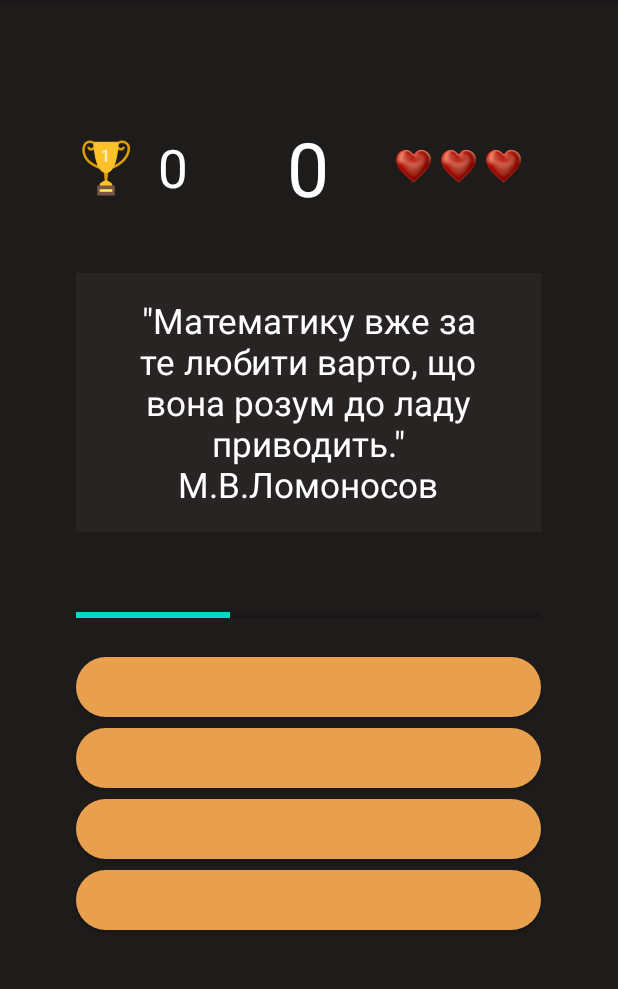
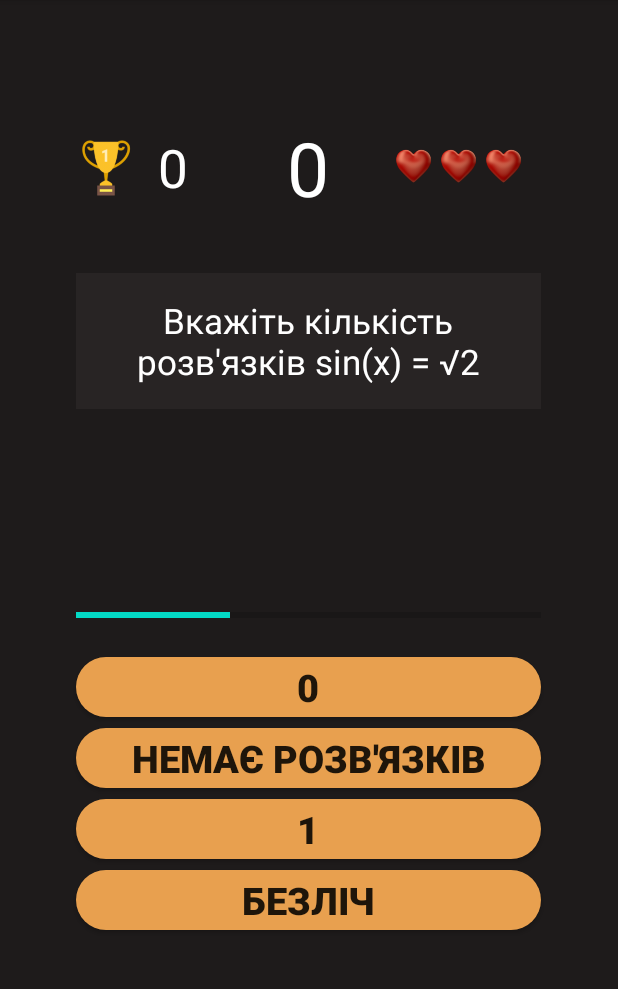
Before and after one commit to navimakarov/znomaths, an Android app: the QuizActivity screen opened directly, with no data from a screen before it, on a phone screen of 412 x 824 dp, the part 84-1073 px from its top. Run offline under Robolectric (Android 15) with nearby library versions, the phone set to English and light mode, and no system bars.

Commit message:
Questions generation

```diff
--- a/app/src/main/assets/db.json
+++ b/app/src/main/assets/db.json
@@ -24,7 +24,7 @@
     },
 
     {
-      "question": "Розв'яжіть нерівність |x| < 0",
+      "question": "Розв'яжіть нерівність \n|x| < 0",
       "rightAnswer": "Немає розв'язків",
       "wrongAnswers": ["x = 0", "x < 0", "x > 0"]
     },
@@ -36,7 +36,7 @@
     },
 
     {
-      "question": "Вкажіть кількість цілих розв'язків |x| > -0.75 }",
+      "question": "Вкажіть кількість цілих розв'язків |x| > -0.75",
       "rightAnswer": "Безліч",
       "wrongAnswers": ["Немає розв'язків", "1", "0"]
     }
--- a/app/src/main/java/com/makarov/znomaths/Game.java
+++ b/app/src/main/java/com/makarov/znomaths/Game.java
@@ -1,4 +1,33 @@
 package com.makarov.znomaths;
 
+import java.util.List;
+
 public class Game {
+    private List<Question> questions;
+    private Player player;
+    private int index;
+    public Game(List<Question> questions) {
+        this.questions = questions;
+        player = new Player();
+    }
+
+    public boolean game_over(){
+        if(player.get_triesCount() == 0)
+            return true;
+        return false;
+    }
+
+    public String get_question() {
+        index = (int) ( Math.random() * questions.size());
+        return questions.get(index).get_question();
+    }
+
+    public List<String> get_wrong_answers() {
+        return questions.get(index).get_wrongAnswers();
+    }
+
+    public String get_answer() {
+        return questions.get(index).get_rightAnswer();
+    }
+
 }
--- a/app/src/main/java/com/makarov/znomaths/Question.java
+++ b/app/src/main/java/com/makarov/znomaths/Question.java
@@ -1,11 +1,10 @@
 package com.makarov.znomaths;
 
-import java.util.ArrayList;
 import java.util.List;
 
 public class Question {
     private String question, rightAnswer;
-    private List<String> wrongAnswers = new ArrayList<>(3);
+    private List<String> wrongAnswers;
 
     public String get_question() {
         return question;
--- a/app/src/main/java/com/makarov/znomaths/QuizActivity.java
+++ b/app/src/main/java/com/makarov/znomaths/QuizActivity.java
@@ -3,16 +3,25 @@ package com.makarov.znomaths;
 import androidx.appcompat.app.AppCompatActivity;
 import com.google.gson.Gson;
 import com.google.gson.reflect.TypeToken;
-import android.util.Log;
 import java.lang.reflect.Type;
+import java.util.Collections;
 import java.util.List;
 import android.os.Bundle;
+import android.view.View;
+import android.widget.Button;
 import android.widget.ProgressBar;
+import android.widget.TextView;
+
+import org.w3c.dom.Text;
 
 public class QuizActivity extends AppCompatActivity {
 
     private String jsonFileString;
     private ProgressBar pbHorizontal;
+    private TextView question_field;
+    private Button answer1, answer2, answer3, answer4;
+
+    private Game game;
 
     @Override
     protected void onCreate(Bundle savedInstanceState) {
@@ -22,9 +31,42 @@ public class QuizActivity extends AppCompatActivity {
         pbHorizontal = (ProgressBar) findViewById(R.id.pb);
         pbHorizontal.setProgress(33);
 
+        question_field = (TextView) findViewById(R.id.question);
+        answer1 = (Button) findViewById(R.id.answer1);
+        answer2 = (Button) findViewById(R.id.answer2);
+        answer3 = (Button) findViewById(R.id.answer3);
+        answer4 = (Button) findViewById(R.id.answer4);
+
         jsonFileString = Utils.getJsonFromAssets(getApplicationContext(), "db.json");
         Gson gson = new Gson();
         Type listQuestionType = new TypeToken<List<Question>>() { }.getType();
         List<Question> questions = gson.fromJson(jsonFileString, listQuestionType);
+
+        game = new Game(questions);
+        update();
+
+
+    }
+
+    public void onClick(View view){
+
+    }
+
+    public void update() {
+        if(game.game_over()){
+
+        }
+        else {
+            String question = game.get_question();
+            String right_answer = game.get_answer();
+            List<String> all_answers = game.get_wrong_answers();
+            all_answers.add(right_answer);
+            Collections.shuffle(all_answers);
+            question_field.setText(question);
+            answer1.setText(all_answers.get(0));
+            answer2.setText(all_answers.get(1));
+            answer3.setText(all_answers.get(2));
+            answer4.setText(all_answers.get(3));
+        }
     }
 }
--- a/app/src/main/res/layout/activity_quiz.xml
+++ b/app/src/main/res/layout/activity_quiz.xml
@@ -74,13 +74,13 @@
         android:layout_height="200dp"
         android:layout_marginBottom="20dp">
     <TextView
-        android:id="@+id/textView2"
+        android:id="@+id/question"
         android:layout_width="310dp"
         android:layout_height="200dp"
         android:padding="16dp"
         android:background="#71353030"
         android:gravity="center"
-        android:text='"Математику вже за те любити варто, що вона розум до ладу приводить."\nМ.В.Ломоносов'
+        android:text=''
         android:textColor="#FFFFFF"
         android:textSize="23sp"
         android:layout_marginBottom="20dp"
@@ -95,49 +95,50 @@
         android:layout_marginBottom="20dp"/>
 
     <Button
+        android:id="@+id/answer1"
         android:layout_width="310dp"
         android:layout_height="40dp"
+        android:layout_marginBottom="7dp"
         android:background="@drawable/rounded_button_yellow"
         android:gravity="center"
         android:text=""
         android:textSize="25sp"
-        android:textStyle="bold"
-        android:layout_marginBottom="7dp"
-        />
+        android:textStyle="bold" />
+
     <Button
+        android:id="@+id/answer2"
         android:layout_width="310dp"
         android:layout_height="40dp"
+        android:layout_marginBottom="7dp"
         android:background="@drawable/rounded_button_yellow"
         android:gravity="center"
         android:text=""
         android:textSize="25sp"
-        android:textStyle="bold"
-        android:layout_marginBottom="7dp"
-        />
+        android:textStyle="bold" />
 
     <Button
+        android:id="@+id/answer3"
         android:layout_width="310dp"
         android:layout_height="40dp"
+        android:layout_marginBottom="7dp"
         android:background="@drawable/rounded_button_yellow"
         android:gravity="center"
         android:onClick="button_about_onClick"
         android:text=""
         android:textSize="25sp"
-        android:textStyle="bold"
-        android:layout_marginBottom="7dp"
-        />
+        android:textStyle="bold" />
 
     <Button
+        android:id="@+id/answer4"
         android:layout_width="310dp"
         android:layout_height="40dp"
+        android:layout_marginBottom="75dp"
         android:background="@drawable/rounded_button_yellow"
         android:gravity="center"
         android:onClick="button_exit_onClick"
         android:text=""
         android:textSize="25sp"
-        android:textStyle="bold"
-        android:layout_marginBottom="75dp"
-        />
+        android:textStyle="bold" />
 
 
 </LinearLayout>
```
